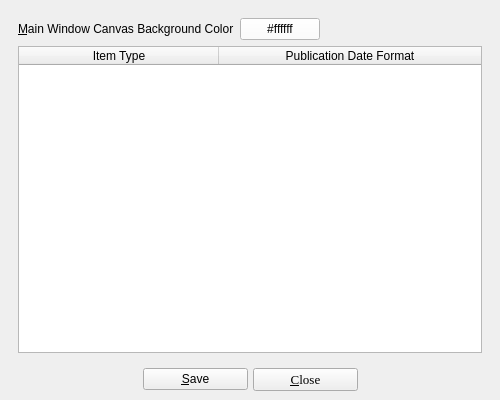
This is UI/biblioteq_otheroptions.ui in textbrowser/biblioteq as Qt 5 draws it before an edit. The edited form follows.
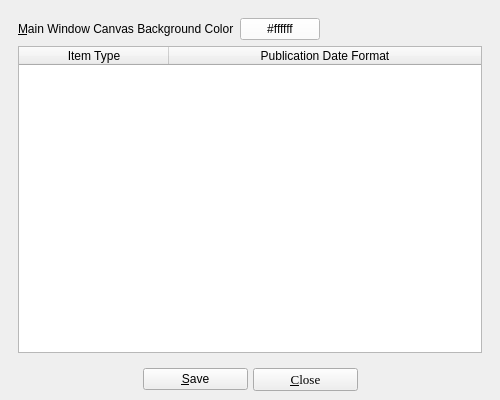
This is the edited form. Icons and pictures are not drawn.

Commit message: Uniform column widths.

What changed in the file:
```diff
--- a/UI/biblioteq_otheroptions.ui
+++ b/UI/biblioteq_otheroptions.ui
@@ -32,8 +32,8 @@
         <rect>
          <x>0</x>
          <y>0</y>
-         <width>482</width>
-         <height>340</height>
+         <width>476</width>
+         <height>334</height>
         </rect>
        </property>
        <layout class="QVBoxLayout" name="verticalLayout_2">
@@ -89,10 +89,10 @@
            <enum>QAbstractItemView::ScrollPerPixel</enum>
           </property>
           <attribute name="horizontalHeaderDefaultSectionSize">
-           <number>200</number>
+           <number>150</number>
           </attribute>
           <attribute name="horizontalHeaderMinimumSectionSize">
-           <number>200</number>
+           <number>150</number>
           </attribute>
           <attribute name="horizontalHeaderStretchLastSection">
            <bool>true</bool>
```
The commit also changes 12 other files.
